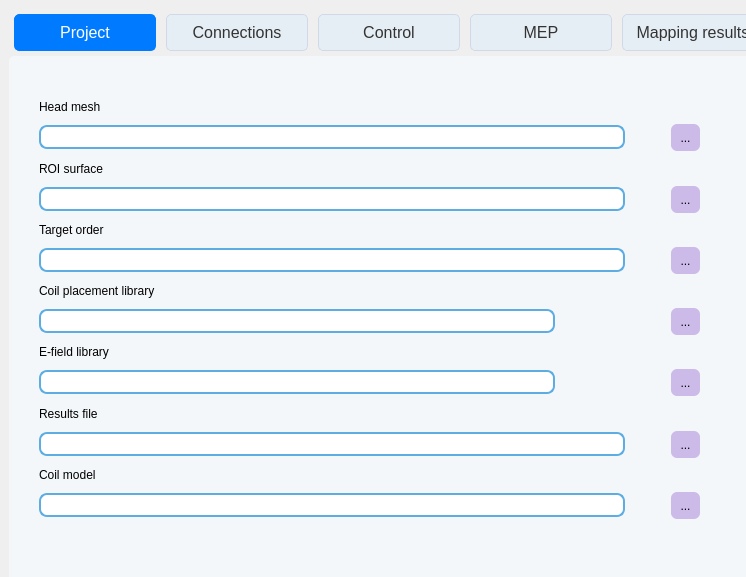
The window that src/neuropilot/controller/gui/pipeline_control2.ui (TMS-NeuroPilot/tms-neuropilot) describes before a commit, drawn with Qt 5; both pictures show x 0 to 746 and y 0 to 577 of the 1244 by 894 pixel window.
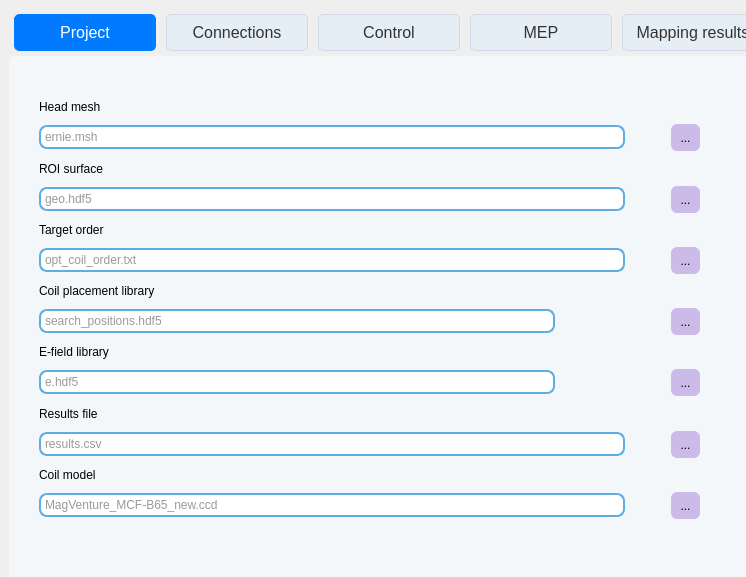
The same window after the commit. The open tabs and pages were chosen to show the change. Icons and pictures are not drawn. Custom widgets are drawn as their Qt base class.

Commit message:
Show example file names as placeholders in the Project tab
Each path field now shows a greyed example file (ernie.msh, geo.hdf5,
opt_coil_order.txt, search_positions.hdf5, e.hdf5, results.csv,
MagVenture_MCF-B65_new.ccd) while empty. Qt placeholder text is never
returned by text(), so the hints do not count as entered paths.

Patch:
```diff
--- a/src/neuropilot/controller/gui/pipeline_control2.ui
+++ b/src/neuropilot/controller/gui/pipeline_control2.ui
@@ -218,6 +218,9 @@
                <property name="readOnly">
                 <bool>false</bool>
                </property>
+                        <property name="placeholderText">
+           <string>ernie.msh</string>
+          </property>
               </widget>
              </item>
              <item>
@@ -300,6 +303,9 @@
                <property name="readOnly">
                 <bool>false</bool>
                </property>
+                        <property name="placeholderText">
+           <string>geo.hdf5</string>
+          </property>
               </widget>
              </item>
              <item>
@@ -382,6 +388,9 @@
                <property name="readOnly">
                 <bool>false</bool>
                </property>
+                        <property name="placeholderText">
+           <string>opt_coil_order.txt</string>
+          </property>
               </widget>
              </item>
              <item>
@@ -464,6 +473,9 @@
                <property name="readOnly">
                 <bool>false</bool>
                </property>
+                        <property name="placeholderText">
+           <string>search_positions.hdf5</string>
+          </property>
               </widget>
              </item>
              <item>
@@ -556,6 +568,9 @@
                <property name="readOnly">
                 <bool>false</bool>
                </property>
+                        <property name="placeholderText">
+           <string>e.hdf5</string>
+          </property>
               </widget>
              </item>
              <item>
@@ -648,6 +663,9 @@
                <property name="readOnly">
                 <bool>false</bool>
                </property>
+                        <property name="placeholderText">
+           <string>results.csv</string>
+          </property>
               </widget>
              </item>
              <item>
@@ -730,6 +748,9 @@
                <property name="readOnly">
                 <bool>false</bool>
                </property>
+                        <property name="placeholderText">
+           <string>MagVenture_MCF-B65_new.ccd</string>
+          </property>
               </widget>
              </item>
              <item>
```
Lines whose indentation alone changed are shown as unchanged.
